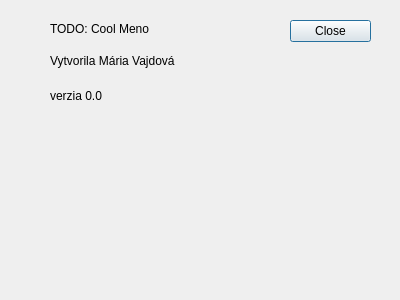
First picture: the form in final/aboutdialog.ui, repository mixie/qt, before the edit.
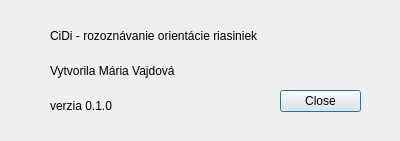
Second picture: the form after the edit.

Commit message: verzia pre magdu

Diff of the .ui file:
```diff
--- a/final/aboutdialog.ui
+++ b/final/aboutdialog.ui
@@ -7,7 +7,7 @@
     <x>0</x>
     <y>0</y>
     <width>400</width>
-    <height>300</height>
+    <height>141</height>
    </rect>
   </property>
   <property name="windowTitle">
@@ -16,10 +16,10 @@
   <widget class="QDialogButtonBox" name="buttonBox">
    <property name="geometry">
     <rect>
-     <x>290</x>
-     <y>20</y>
+     <x>280</x>
+     <y>90</y>
      <width>81</width>
-     <height>241</height>
+     <height>31</height>
     </rect>
    </property>
    <property name="orientation">
@@ -34,19 +34,19 @@
     <rect>
      <x>50</x>
      <y>20</y>
-     <width>121</width>
-     <height>17</height>
+     <width>241</width>
+     <height>31</height>
     </rect>
    </property>
    <property name="text">
-    <string>TODO: Cool Meno</string>
+    <string>CiDi - rozoznávanie orientácie riasiniek</string>
    </property>
   </widget>
   <widget class="QLabel" name="label_2">
    <property name="geometry">
     <rect>
      <x>50</x>
-     <y>50</y>
+     <y>60</y>
      <width>191</width>
      <height>21</height>
     </rect>
@@ -59,13 +59,13 @@
    <property name="geometry">
     <rect>
      <x>50</x>
-     <y>80</y>
+     <y>90</y>
      <width>191</width>
      <height>31</height>
     </rect>
    </property>
    <property name="text">
-    <string>verzia 0.0</string>
+    <string>verzia 0.1.0</string>
    </property>
   </widget>
  </widget>
```
The commit also changes 103 other files.
